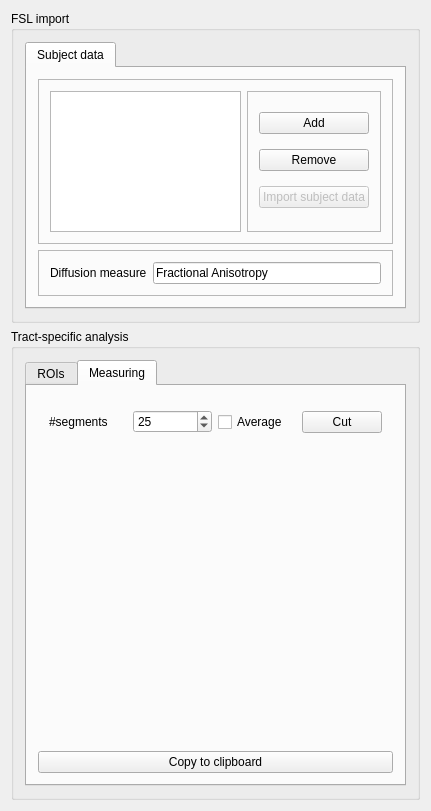
Above: Plugins/org.mitk.gui.qt.diffusionimaging/src/internal/QmitkTractbasedSpatialStatisticsViewControls.ui from MITK/MITK before the change. Below: the same form after it.
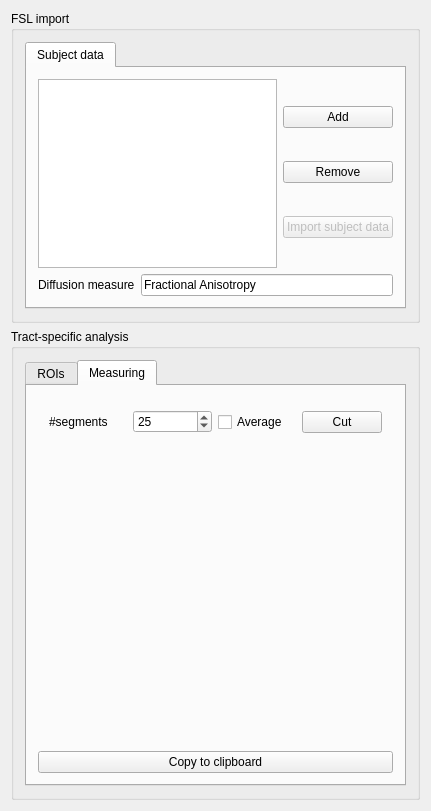
That is the form after the change. Custom widgets are drawn as their Qt base class.

```diff
--- a/Plugins/org.mitk.gui.qt.diffusionimaging/src/internal/QmitkTractbasedSpatialStatisticsViewControls.ui
+++ b/Plugins/org.mitk.gui.qt.diffusionimaging/src/internal/QmitkTractbasedSpatialStatisticsViewControls.ui
@@ -48,12 +48,15 @@
           <item>
            <widget class="QFrame" name="frame_6">
             <property name="frameShape">
-             <enum>QFrame::StyledPanel</enum>
+             <enum>QFrame::NoFrame</enum>
             </property>
             <property name="frameShadow">
              <enum>QFrame::Raised</enum>
             </property>
             <layout class="QHBoxLayout" name="horizontalLayout_2">
+             <property name="margin">
+              <number>0</number>
+             </property>
              <item>
               <widget class="QTableView" name="m_GroupInfo">
                <property name="toolTip">
@@ -67,12 +70,15 @@
              <item>
               <widget class="QFrame" name="frame_5">
                <property name="frameShape">
-                <enum>QFrame::StyledPanel</enum>
+                <enum>QFrame::NoFrame</enum>
                </property>
                <property name="frameShadow">
                 <enum>QFrame::Raised</enum>
                </property>
                <layout class="QVBoxLayout" name="verticalLayout_6">
+                <property name="margin">
+                 <number>0</number>
+                </property>
                 <item>
                  <widget class="QPushButton" name="m_AddGroup">
                   <property name="toolTip">
@@ -115,12 +121,15 @@
           <item>
            <widget class="QFrame" name="frame_7">
             <property name="frameShape">
-             <enum>QFrame::StyledPanel</enum>
+             <enum>QFrame::NoFrame</enum>
             </property>
             <property name="frameShadow">
              <enum>QFrame::Raised</enum>
             </property>
             <layout class="QHBoxLayout" name="horizontalLayout_4">
+             <property name="margin">
+              <number>0</number>
+             </property>
              <item>
               <widget class="QLabel" name="label_2">
                <property name="text">
```
